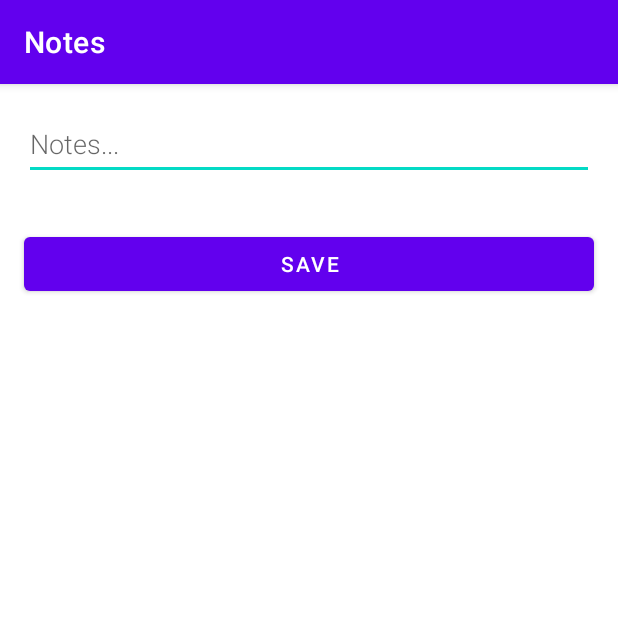
After one commit to mo-marques/Notes, an Android app: the NewNotesActivity screen opened directly, with no data from a screen before it, on a phone screen of 412 x 824 dp, the top half of it. The commit adds this screen. Run offline under Robolectric (Android 15) with nearby library versions, the phone set to English and light mode, and no system bars.

Commit message:
adicionando NeWNotesActivity

```diff
--- a/app/src/main/AndroidManifest.xml
+++ b/app/src/main/AndroidManifest.xml
@@ -10,6 +10,7 @@
         android:roundIcon="@mipmap/ic_launcher_round"
         android:supportsRtl="true"
         android:theme="@style/Theme.Notes">
+        <activity android:name=".NewNotesActivity"></activity>
         <activity android:name=".MainActivity">
             <intent-filter>
                 <action android:name="android.intent.action.MAIN" />
--- /dev/null
+++ b/app/src/main/java/com/example/notes/NewNotesActivity.kt
@@ -0,0 +1,37 @@
+package com.example.notes
+
+import android.app.Activity
+import android.content.Intent
+import androidx.appcompat.app.AppCompatActivity
+import android.os.Bundle
+import android.text.TextUtils
+import android.widget.Button
+import android.widget.EditText
+
+class NewNotesActivity : AppCompatActivity() {
+
+    private lateinit var editNotesView: EditText
+
+    public override fun onCreate(savedInstanceState: Bundle?) {
+        super.onCreate(savedInstanceState)
+        setContentView(R.layout.activity_new_notes)
+        editNotesView = findViewById(R.id.edit_notes)
+
+        val button = findViewById<Button>(R.id.button_save)
+        button.setOnClickListener {
+            val replyIntent = Intent()
+            if (TextUtils.isEmpty(editNotesView.text)) {
+                setResult(Activity.RESULT_CANCELED, replyIntent)
+            } else {
+                val notes = editNotesView.text.toString()
+                replyIntent.putExtra(EXTRA_REPLY, notes)
+                setResult(Activity.RESULT_OK, replyIntent)
+            }
+            finish()
+        }
+    }
+
+    companion object{
+        const val EXTRA_REPLY = "com.example.android.notes.Reply"
+    }
+}
--- /dev/null
+++ b/app/src/main/res/layout/activity_new_notes.xml
@@ -0,0 +1,25 @@
+<LinearLayout xmlns:android="http://schemas.android.com/apk/res/android"
+    android:orientation="vertical"
+    android:layout_width="match_parent"
+    android:layout_height="match_parent">
+
+    <EditText
+        android:id="@+id/edit_notes"
+        android:layout_width="match_parent"
+        android:layout_height="wrap_content"
+        android:minHeight="@dimen/min_height"
+        android:fontFamily="sans-serif-light"
+        android:hint="@string/hint_notes"
+        android:inputType="textAutoComplete"
+        android:layout_margin="@dimen/big_padding"
+        android:textSize="18sp" />
+
+    <Button
+        android:id="@+id/button_save"
+        android:layout_width="match_parent"
+        android:layout_height="wrap_content"
+        android:text="@string/button_save"
+        android:layout_margin="@dimen/big_padding"
+        android:textColor="@color/buttonLabel" />
+
+</LinearLayout>
--- a/app/src/main/res/values/colors.xml
+++ b/app/src/main/res/values/colors.xml
@@ -7,4 +7,5 @@
     <color name="teal_700">#FF018786</color>
     <color name="black">#FF000000</color>
     <color name="white">#FFFFFFFF</color>
+    <color name="buttonLabel">#FFFFFF</color>
 </resources>
--- a/app/src/main/res/values/dimens.xml
+++ b/app/src/main/res/values/dimens.xml
@@ -1,4 +1,5 @@
 <?xml version="1.0" encoding="utf-8"?>
 <resources>
     <dimen name="big_padding">16dp</dimen>
+    <dimen name="min_height">48dp</dimen>
 </resources>
--- a/app/src/main/res/values/strings.xml
+++ b/app/src/main/res/values/strings.xml
@@ -1,3 +1,8 @@
 <resources>
     <string name="app_name">Notes</string>
+    <string name="hint_notes">Notes...</string>
+    <string name="button_save">Save</string>
+    <string name="empty_not_saved">Notes not saved because it is empty.</string>
+    <string name="add_notes">Add notes</string>
+
 </resources>
```
